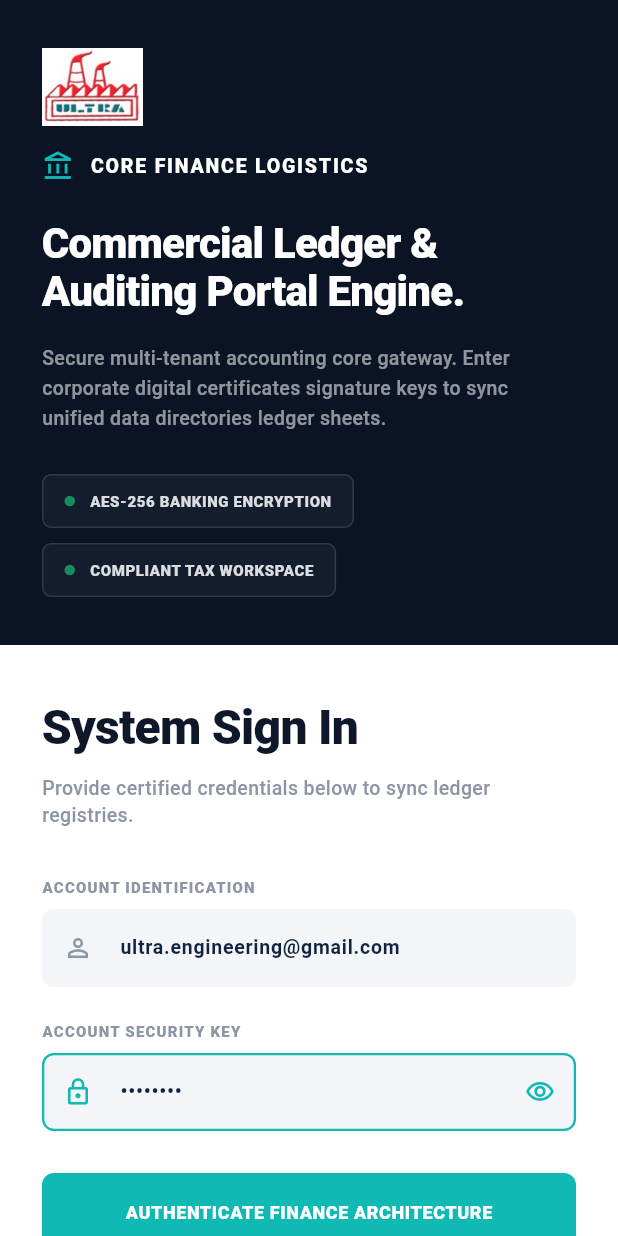
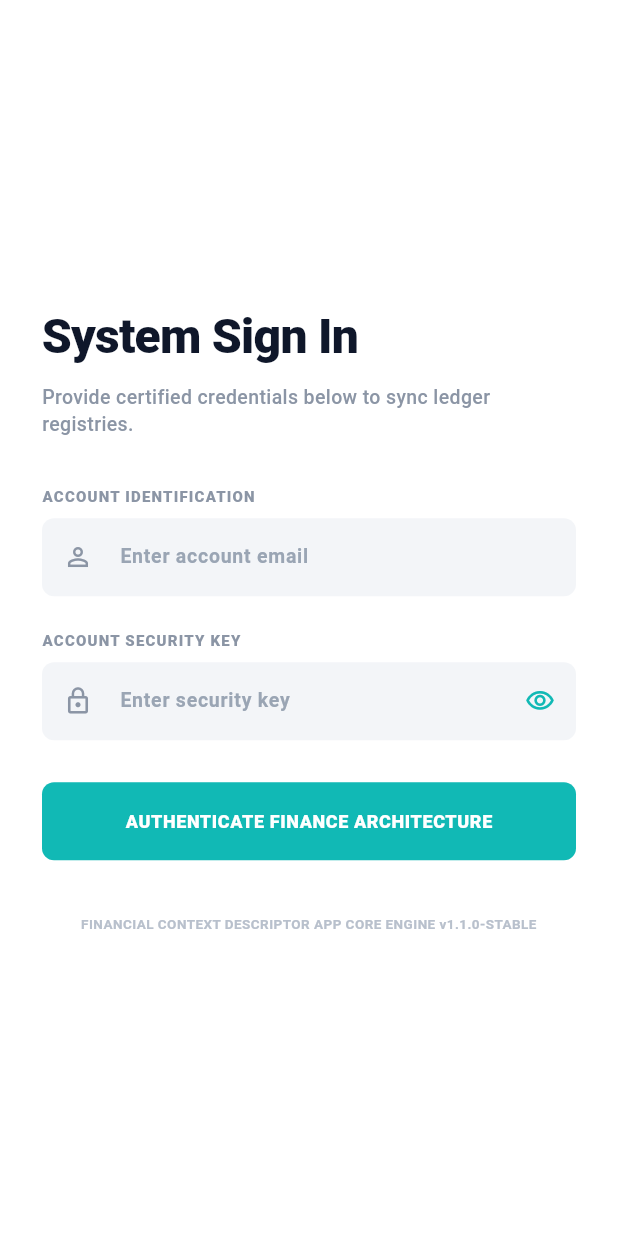
Before and after one commit to Vigneshwari116/ultra_enterprise, a Flutter app: the screen it shows after launch, on a phone screen of 412 x 824 dp. Run offline on Flutter 3.47's test engine with Material 3 defaults, Android fonts, the phone set to English and light mode, and no system bars; our stand-ins replace file_picker, pdf, printing, sqflite, sqflite_common_ffi; accounts and stored records are empty; Roboto replaces fonts that are missing (Arial); key blocks and very long unbroken strings in the code were emptied for the run.

Commit message:
fix: login shows sign-in only with empty fields, no left brand panel
Co-authored-by: vigni2104 <vigni2104@gmail.com>

```diff
--- a/lib/screens/login_screen.dart
+++ b/lib/screens/login_screen.dart
@@ -11,14 +11,16 @@ class LoginScreen extends StatefulWidget {
 }
 
 class _LoginScreenState extends State<LoginScreen> {
-  final email = TextEditingController(text: 'ultra.engineering@gmail.com');
-  final pass = TextEditingController(text: '12345678');
+  final email = TextEditingController();
+  final pass = TextEditingController();
   bool obscurePass = true;
 
-  static const _leftBg = Color(0xFF0A1424);
   static const _fieldFill = Color(0xFFF3F5F8);
   static const _labelGray = Color(0xFF8B95A5);
   static const _signInTeal = Color(0xFF11B9B5);
+
+  static const _validEmail = 'ultra.engineering@gmail.com';
+  static const _validPassword = '12345678';
 
   @override
   void dispose() {
@@ -28,6 +30,14 @@ class _LoginScreenState extends State<LoginScreen> {
   }
 
   void _enterPlatform() {
+    final id = email.text.trim();
+    final key = pass.text;
+    if (id != _validEmail || key != _validPassword) {
+      ScaffoldMessenger.of(context).showSnackBar(
+        const SnackBar(content: Text('Invalid account identification or security key.')),
+      );
+      return;
+    }
     Navigator.pushReplacement(
       context,
       MaterialPageRoute(builder: (_) => const AppShell()),
@@ -42,7 +52,7 @@ class _LoginScreenState extends State<LoginScreen> {
   }) {
     return InputDecoration(
       hintText: hint,
-      hintStyle: const TextStyle(fontSize: 13, fontWeight: FontWeight.w600, color: Color(0xFF39485A)),
+      hintStyle: const TextStyle(fontSize: 13, fontWeight: FontWeight.w600, color: Color(0xFF9AA5B4)),
       filled: true,
       fillColor: _fieldFill,
       prefixIcon: Icon(prefixIcon, size: 20, color: focused ? _signInTeal : _labelGray),
@@ -63,89 +73,21 @@ class _LoginScreenState extends State<LoginScreen> {
     );
   }
 
-  Widget _brandPanel({required bool compact}) {
-    return Container(
-      color: _leftBg,
-      width: double.infinity,
-      padding: EdgeInsets.symmetric(
-        horizontal: compact ? 28 : 56,
-        vertical: compact ? 32 : 48,
-      ),
-      child: Column(
-        crossAxisAlignment: CrossAxisAlignment.start,
-        mainAxisAlignment: compact ? MainAxisAlignment.start : MainAxisAlignment.center,
-        children: [
-          Image.asset(
-            'assets/images/ultra_logo.png',
-            height: compact ? 52 : 64,
-            fit: BoxFit.contain,
-            alignment: Alignment.centerLeft,
-          ),
-          SizedBox(height: compact ? 16 : 24),
-          Row(
-            children: const [
-              Icon(Icons.account_balance_outlined, color: _signInTeal, size: 22),
-              SizedBox(width: 10),
-              Text(
-                'CORE FINANCE LOGISTICS',
-                style: TextStyle(
-                  color: Colors.white,
-                  fontSize: 13,
-                  fontWeight: FontWeight.w800,
-                  letterSpacing: 1.2,
-                ),
-              ),
-            ],
-          ),
-          SizedBox(height: compact ? 24 : 40),
-          Text(
-            'Commercial Ledger &\nAuditing Portal Engine.',
-            style: TextStyle(
-              color: Colors.white,
-              fontSize: compact ? 28 : 38,
-              fontWeight: FontWeight.w800,
-              height: 1.15,
-              letterSpacing: -0.5,
-            ),
-          ),
-          const SizedBox(height: 18),
-          Text(
-            'Secure multi-tenant accounting core gateway. Enter corporate digital certificates signature keys to sync unified data directories ledger sheets.',
-            style: TextStyle(
-              color: Colors.white.withOpacity(0.55),
-              fontSize: compact ? 13 : 14,
-              height: 1.55,
-              fontWeight: FontWeight.w500,
-            ),
-          ),
-          SizedBox(height: compact ? 28 : 48),
-          Wrap(
-            spacing: 12,
-            runSpacing: 10,
-            children: const [
-              _StatusBadge(label: 'AES-256 BANKING ENCRYPTION'),
-              _StatusBadge(label: 'COMPLIANT TAX WORKSPACE'),
-            ],
-          ),
-        ],
-      ),
-    );
-  }
+  @override
+  Widget build(BuildContext context) {
+    final width = MediaQuery.sizeOf(context).width;
+    final compact = width < 600;
 
-  Widget _signInPanel({required bool compact}) {
-    return Container(
-      color: Colors.white,
-      width: double.infinity,
-      padding: EdgeInsets.symmetric(
-        horizontal: compact ? 28 : 72,
-        vertical: compact ? 32 : 48,
-      ),
+    return Scaffold(
+      backgroundColor: Colors.white,
+      body: SafeArea(
         child: Center(
+          child: SingleChildScrollView(
+            padding: EdgeInsets.symmetric(horizontal: compact ? 28 : 48, vertical: 32),
             child: ConstrainedBox(
               constraints: const BoxConstraints(maxWidth: 420),
               child: Column(
                 crossAxisAlignment: CrossAxisAlignment.stretch,
-            mainAxisAlignment: MainAxisAlignment.center,
                 mainAxisSize: MainAxisSize.min,
                 children: [
                   const Text(
@@ -181,9 +123,11 @@ class _LoginScreenState extends State<LoginScreen> {
                   TextField(
                     controller: email,
                     keyboardType: TextInputType.emailAddress,
+                    autocorrect: false,
+                    autofillHints: const [AutofillHints.username],
                     style: const TextStyle(fontSize: 13, fontWeight: FontWeight.w600, color: navy),
                     decoration: _fieldDecoration(
-                  hint: 'ultra.engineering@gmail.com',
+                      hint: 'Enter account email',
                       prefixIcon: Icons.person_outline,
                     ),
                   ),
@@ -201,11 +145,11 @@ class _LoginScreenState extends State<LoginScreen> {
                   TextField(
                     controller: pass,
                     obscureText: obscurePass,
+                    autofillHints: const [AutofillHints.password],
                     style: const TextStyle(fontSize: 13, fontWeight: FontWeight.w600, color: navy),
                     decoration: _fieldDecoration(
-                  hint: '••••••••',
+                      hint: 'Enter security key',
                       prefixIcon: Icons.lock_outline,
-                  focused: true,
                       suffixIcon: IconButton(
                         onPressed: () => setState(() => obscurePass = !obscurePass),
                         icon: Icon(
@@ -254,69 +198,8 @@ class _LoginScreenState extends State<LoginScreen> {
               ),
             ),
           ),
-    );
-  }
-
-  @override
-  Widget build(BuildContext context) {
-    final width = MediaQuery.sizeOf(context).width;
-    final compact = width < 900;
-
-    return Scaffold(
-      body: compact
-          ? SingleChildScrollView(
-              child: Column(
-                crossAxisAlignment: CrossAxisAlignment.stretch,
-                children: [
-                  _brandPanel(compact: true),
-                  _signInPanel(compact: true),
-                ],
         ),
-            )
-          : Row(
-              crossAxisAlignment: CrossAxisAlignment.stretch,
-              children: [
-                Expanded(child: _brandPanel(compact: false)),
-                Expanded(child: _signInPanel(compact: false)),
-              ],
       ),
     );
   }
 }
-
-class _StatusBadge extends StatelessWidget {
-  final String label;
-  const _StatusBadge({required this.label});
-
-  @override
-  Widget build(BuildContext context) {
-    return Container(
-      padding: const EdgeInsets.symmetric(horizontal: 14, vertical: 10),
-      decoration: BoxDecoration(
-        color: Colors.white.withOpacity(0.04),
-        borderRadius: BorderRadius.circular(6),
-        border: Border.all(color: Colors.white.withOpacity(0.12)),
-      ),
-      child: Row(
-        mainAxisSize: MainAxisSize.min,
-        children: [
-          Container(
-            width: 7,
-            height: 7,
-            decoration: const BoxDecoration(color: green, shape: BoxShape.circle),
-          ),
-          const SizedBox(width: 10),
-          Text(
-            label,
-            style: TextStyle(
-              color: Colors.white.withOpacity(0.85),
-              fontSize: 10,
-              fontWeight: FontWeight.w800,
-              letterSpacing: 0.4,
-            ),
-          ),
-        ],
-      ),
-    );
-  }
-}
```
Lines whose indentation alone changed are shown as unchanged.
